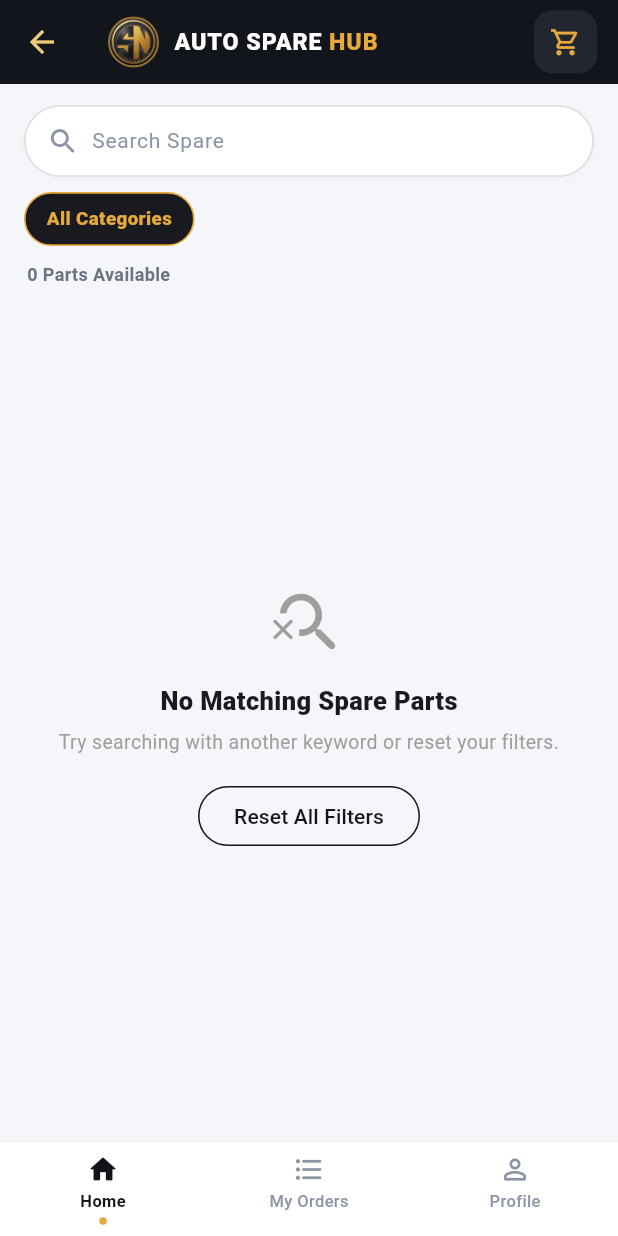
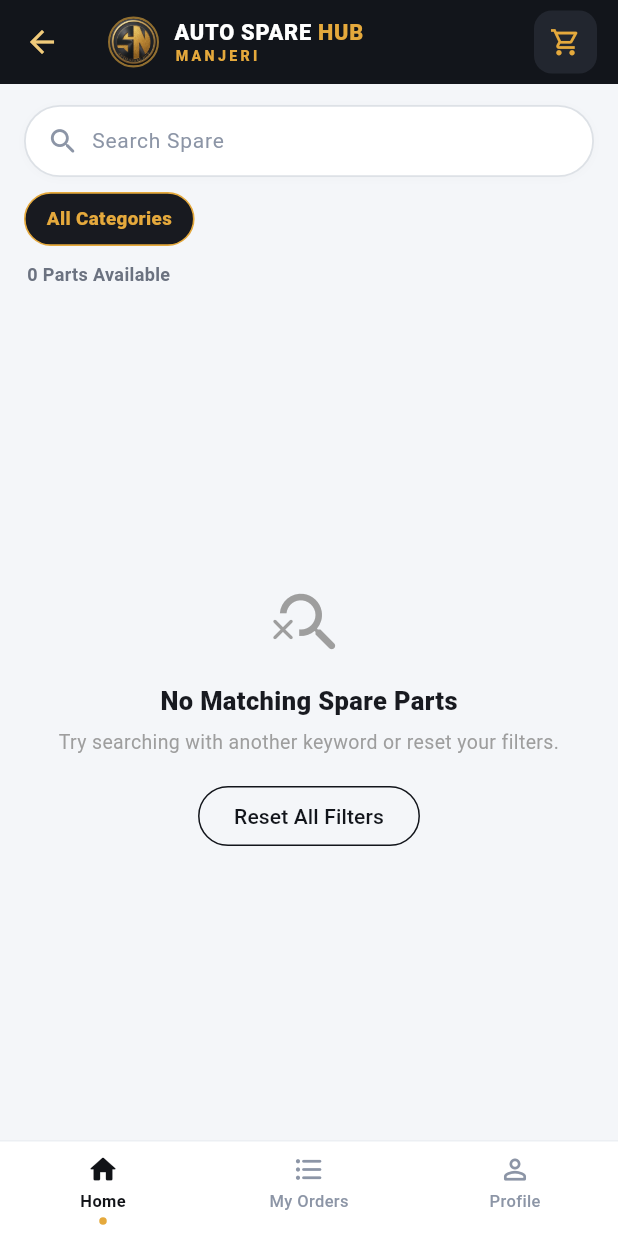
Before and after one commit to Ameenyasircm/autosparehub, a Flutter app: the UserHomeScreen screen opened by its route, on a phone screen of 412 x 824 dp. Run offline on Flutter 3.47's test engine with Material 3 defaults, Android fonts, the phone set to English and light mode, and no system bars; our stand-ins replace cloud_firestore, firebase_core, image_picker, shared_preferences; accounts and stored records are empty.

Commit message:
user home setting

```diff
--- a/lib/screens/user/user_home_screen.dart
+++ b/lib/screens/user/user_home_screen.dart
@@ -233,7 +233,11 @@ class _UserHomeScreenState extends State<UserHomeScreen> {
             ),
           ),
           const SizedBox(width: 10),
-          // Brand Title: "AUTO SPARE HUB"
+          // Brand Title: "AUTO SPARE HUB" with "MANJERI"
+          Column(
+            crossAxisAlignment: CrossAxisAlignment.start,
+            mainAxisSize: MainAxisSize.min,
+            children: [
               RichText(
                 text: const TextSpan(
                   children: [
@@ -242,8 +246,8 @@ class _UserHomeScreenState extends State<UserHomeScreen> {
                       style: TextStyle(
                         color: Colors.white,
                         fontWeight: FontWeight.w900,
-                    fontSize: 15.5,
-                    letterSpacing: 0.6,
+                        fontSize: 14.5,
+                        letterSpacing: 0.5,
                       ),
                     ),
                     TextSpan(
@@ -251,12 +255,24 @@ class _UserHomeScreenState extends State<UserHomeScreen> {
                       style: TextStyle(
                         color: AppColors.warmGold,
                         fontWeight: FontWeight.w900,
-                    fontSize: 15.5,
-                    letterSpacing: 0.6,
+                        fontSize: 14.5,
+                        letterSpacing: 0.5,
                       ),
                     ),
                   ],
                 ),
+              ),
+              const SizedBox(height: 1),
+              const Text(
+                'MANJERI',
+                style: TextStyle(
+                  color: AppColors.warmGold,
+                  fontWeight: FontWeight.w800,
+                  fontSize: 9.5,
+                  letterSpacing: 2.2,
+                ),
+              ),
+            ],
           ),
         ],
       ),
```
Lines whose indentation alone changed are shown as unchanged.
